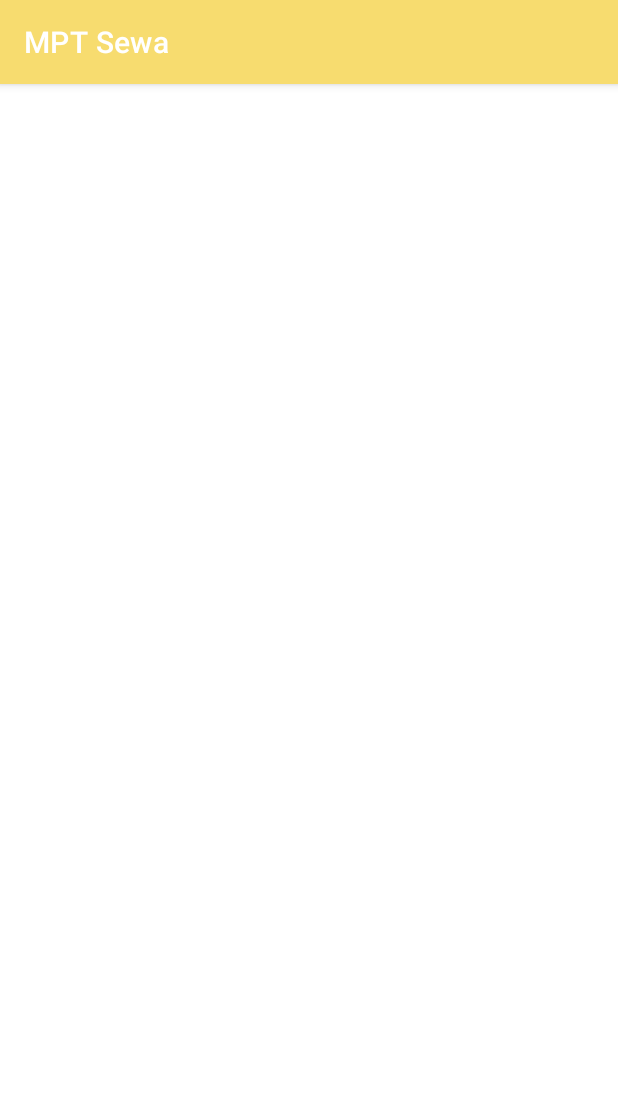
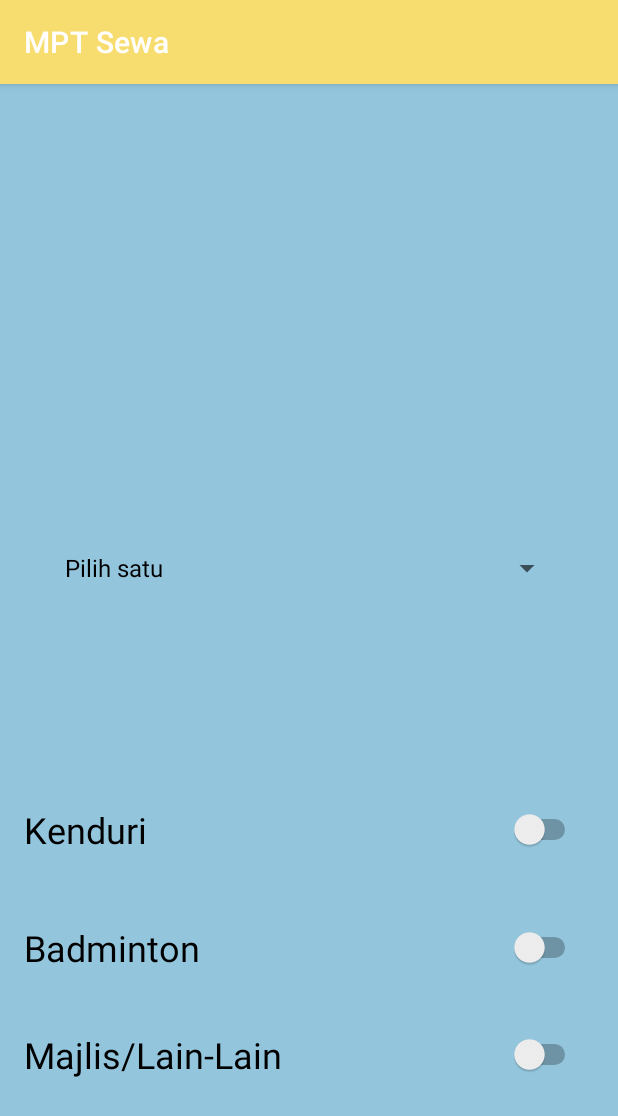
Before and after one commit to Asyknmuhd/InternProject, an Android app: the HallBooking screen opened directly, with no data from a screen before it, on a phone screen of 412 x 824 dp. Shown: the top 1116 px of the screen. Run offline under Robolectric (Android 15) with nearby library versions, the phone set to English and light mode, and no system bars.

Commit message:
hall booking tukar ui n function(tmbah gmbr n switch) buat setting

```diff
--- a/app/build.gradle
+++ b/app/build.gradle
@@ -32,6 +32,7 @@ dependencies {
     implementation 'androidx.appcompat:appcompat:1.1.0'
     implementation 'com.google.android.material:material:1.1.0'
     implementation 'androidx.constraintlayout:constraintlayout:1.1.3'
+    implementation 'androidx.preference:preference:1.1.1'
     testImplementation 'junit:junit:4.+'
     androidTestImplementation 'androidx.test.ext:junit:1.1.1'
     androidTestImplementation 'androidx.test.espresso:espresso-core:3.2.0'
--- a/app/src/main/AndroidManifest.xml
+++ b/app/src/main/AndroidManifest.xml
@@ -9,14 +9,15 @@
         android:roundIcon="@mipmap/ic_launcher_round"
         android:supportsRtl="true"
         android:theme="@style/Theme.MPTSewa">
-        <activity android:name=".HallBooking"></activity>
+        <activity android:name=".HallBooking" />
         <activity android:name=".UpdatePassword" />
         <activity android:name=".UpdateProfile" />
         <activity android:name=".ProfileActivity" />
         <activity android:name=".ForgotPassword" />
         <activity android:name=".RegistrationActivity" />
         <activity android:name=".SecondActivity" />
-        <activity android:name=".MainActivity">
+        <activity android:name=".MainActivity" />
+        <activity android:name=".SplashScreen">
             <intent-filter>
                 <action android:name="android.intent.action.MAIN" />
 
--- a/app/src/main/java/com/example/mptsewa/HallBooking.java
+++ b/app/src/main/java/com/example/mptsewa/HallBooking.java
@@ -3,12 +3,73 @@ package com.example.mptsewa;
 import androidx.appcompat.app.AppCompatActivity;
 
 import android.os.Bundle;
+import android.view.View;
+import android.widget.AdapterView;
+import android.widget.ArrayAdapter;
+import android.widget.ImageView;
+import android.widget.Spinner;
 
 public class HallBooking extends AppCompatActivity {
+    private Spinner spinner ;
+    private ImageView image;
 
     @Override
     protected void onCreate(Bundle savedInstanceState) {
         super.onCreate(savedInstanceState);
         setContentView(R.layout.activity_hall_booking);
+
+        spinner = findViewById(R.id.spinner);
+        image = findViewById(R.id.image);
+
+        //array
+        String [] tempat = {"Pilih satu","Dewan Bukit Bendera","Dewan Kuala Krau","Dewan Lanchang","Dewan Sri Bahagia","Dewan Sri Mentakab"
+                            ,"Dewan Sri Semantan","Dewan Taman Saga","Dewan Taman Temerloh Jaya","Dewan Tun Razak"};
+
+        ArrayAdapter<String>adapter = new ArrayAdapter<String>(this, android.R.layout.simple_spinner_dropdown_item,tempat);
+        spinner.setAdapter(adapter);
+
+        spinner.setOnItemSelectedListener(new AdapterView.OnItemSelectedListener() {
+            @Override
+            public void onItemSelected(AdapterView<?> parent, View view, int position, long id) {
+                switch (position){
+                    case 1:
+                        image.setImageResource(R.drawable.dewanbukitbendera2);
+                        break;
+                    case 2:
+                        image.setImageResource(R.drawable.dewankualakrau);
+                        break;
+                    case 3:
+                        image.setImageResource(R.drawable.dewanlanchang);
+                        break;
+                    case 4:
+                        image.setImageResource(R.drawable.dewansribahagian);
+                        break;
+                    case 5:
+                        image.setImageResource(R.drawable.dewansrimentakab);
+                        break;
+                    case 6:
+                        image.setImageResource(R.drawable.dewansrisemantan);
+                        break;
+                    case 7:
+                        image.setImageResource(R.drawable.dewansritualang);
+                        break;
+                    case 8:
+                        image.setImageResource(R.drawable.dewantamansaga2);
+                        break;
+                    case 9:
+                        image.setImageResource(R.drawable.dewantj);
+                        break;
+                    case 10:
+                        image.setImageResource(R.drawable.dewantunrazak);
+                        break;
+                }
+            }
+
+            @Override
+            public void onNothingSelected(AdapterView<?> parent) {
+
+            }
+        });
+
     }
 }
--- a/app/src/main/res/layout/activity_hall_booking.xml
+++ b/app/src/main/res/layout/activity_hall_booking.xml
@@ -4,6 +4,71 @@
     xmlns:tools="http://schemas.android.com/tools"
     android:layout_width="match_parent"
     android:layout_height="match_parent"
+    android:background="#741282B5"
     tools:context=".HallBooking">
 
+    <Spinner
+        android:id="@+id/spinner"
+        android:layout_width="340dp"
+        android:layout_height="37dp"
+        android:spinnerMode="dropdown"
+        app:layout_constraintBottom_toBottomOf="parent"
+        app:layout_constraintEnd_toEndOf="parent"
+        app:layout_constraintHorizontal_bias="0.492"
+        app:layout_constraintStart_toStartOf="parent"
+        app:layout_constraintTop_toTopOf="parent"
+        app:layout_constraintVertical_bias="0.416" />
+
+    <ImageView
+        android:id="@+id/image"
+        android:layout_width="350dp"
+        android:layout_height="191dp"
+        app:layout_constraintBottom_toBottomOf="parent"
+        app:layout_constraintEnd_toEndOf="parent"
+        app:layout_constraintHorizontal_bias="0.497"
+        app:layout_constraintStart_toStartOf="parent"
+        app:layout_constraintTop_toTopOf="parent"
+        app:layout_constraintVertical_bias="0.1">
+
+    </ImageView>
+
+
+    <Switch
+        android:id="@+id/switchmajlis"
+        android:layout_width="371dp"
+        android:layout_height="47dp"
+        android:text="Majlis/Lain-Lain"
+        android:textSize="24sp"
+        app:layout_constraintBottom_toBottomOf="parent"
+        app:layout_constraintEnd_toEndOf="parent"
+        app:layout_constraintHorizontal_bias="0.4"
+        app:layout_constraintStart_toStartOf="parent"
+        app:layout_constraintTop_toTopOf="parent"
+        app:layout_constraintVertical_bias="0.865"></Switch>
+
+    <Switch
+        android:id="@+id/switchbadminton"
+        android:layout_width="371dp"
+        android:layout_height="47dp"
+        android:text="Badminton"
+        android:textSize="24sp"
+        app:layout_constraintBottom_toBottomOf="parent"
+        app:layout_constraintEnd_toEndOf="parent"
+        app:layout_constraintHorizontal_bias="0.4"
+        app:layout_constraintStart_toStartOf="parent"
+        app:layout_constraintTop_toTopOf="parent"
+        app:layout_constraintVertical_bias="0.766"></Switch>
+
+    <Switch
+        android:id="@+id/switchkenduri3"
+        android:layout_width="371dp"
+        android:layout_height="47dp"
+        android:text="Kenduri "
+        android:textSize="24sp"
+        app:layout_constraintBottom_toBottomOf="parent"
+        app:layout_constraintEnd_toEndOf="parent"
+        app:layout_constraintHorizontal_bias="0.4"
+        app:layout_constraintStart_toStartOf="parent"
+        app:layout_constraintTop_toTopOf="parent"
+        app:layout_constraintVertical_bias="0.657"></Switch>
 </androidx.constraintlayout.widget.ConstraintLayout>
```
Also changed, not shown: app/src/main/java/com/example/mptsewa/SecondActivity.java (+12 -1 lines), app/src/main/res/layout/activity_second.xml (+11 -0 lines), app/src/main/res/layout/activity_splash_screen.xml (added, +20 -0 lines), app/src/main/res/values/strings.xml (+17 -0 lines), app/src/main/res/drawable/dewanbukitbendera.jpg (added), app/src/main/res/drawable/dewanbukitbendera2.jpg (added), app/src/main/res/drawable/dewankualakrau.jpg (added), app/src/main/res/drawable/dewanlanchang.png (added), app/src/main/res/drawable/dewansribahagian.PNG (added), app/src/main/res/drawable/dewansrimentakab.jpg (added), app/src/main/res/drawable/dewansrisemantan.jpg (added), app/src/main/res/drawable/dewansritualang.png (added), app/src/main/res/drawable/dewantamansaga.jpg (added), app/src/main/res/drawable/dewantamansaga2.jpg (added), 2 more files.
